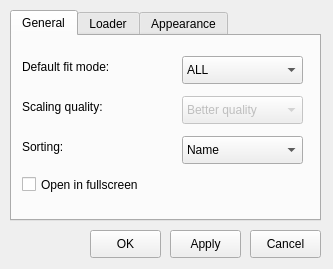
Before: the Qt Designer form settingsdialog.ui in do-i/thumbgrid, drawn with Qt 5.
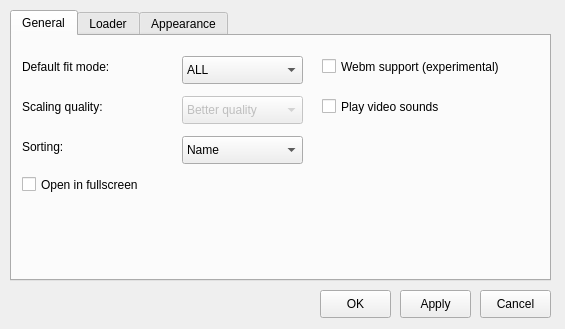
After: the same form once the commit is applied. The open tabs and pages were chosen to show the change. Custom widgets are drawn as their Qt base class.

Commit message: WEBM support.

What changed in the file:
```diff
--- a/settingsdialog.ui
+++ b/settingsdialog.ui
@@ -9,8 +9,8 @@
    <rect>
     <x>0</x>
     <y>0</y>
-    <width>333</width>
-    <height>269</height>
+    <width>565</width>
+    <height>329</height>
    </rect>
   </property>
   <property name="sizePolicy">
@@ -40,8 +40,8 @@
   <widget class="QPushButton" name="Cancel">
    <property name="geometry">
     <rect>
-     <x>250</x>
-     <y>230</y>
+     <x>480</x>
+     <y>290</y>
      <width>71</width>
      <height>28</height>
     </rect>
@@ -53,8 +53,8 @@
   <widget class="QPushButton" name="OK">
    <property name="geometry">
     <rect>
-     <x>90</x>
-     <y>230</y>
+     <x>320</x>
+     <y>290</y>
      <width>71</width>
      <height>28</height>
     </rect>
@@ -68,8 +68,8 @@
     <rect>
      <x>10</x>
      <y>10</y>
-     <width>311</width>
-     <height>211</height>
+     <width>541</width>
+     <height>271</height>
     </rect>
    </property>
    <property name="tabPosition">
@@ -221,6 +221,32 @@
       </property>
      </item>
     </widget>
+    <widget class="QCheckBox" name="playVideosCheckBox">
+     <property name="geometry">
+      <rect>
+       <x>310</x>
+       <y>20</y>
+       <width>211</width>
+       <height>21</height>
+      </rect>
+     </property>
+     <property name="text">
+      <string>Webm support (experimental)</string>
+     </property>
+    </widget>
+    <widget class="QCheckBox" name="playSoundsCheckBox">
+     <property name="geometry">
+      <rect>
+       <x>310</x>
+       <y>60</y>
+       <width>181</width>
+       <height>21</height>
+      </rect>
+     </property>
+     <property name="text">
+      <string>Play video sounds</string>
+     </property>
+    </widget>
    </widget>
    <widget class="QWidget" name="tab_2">
     <property name="enabled">
@@ -412,8 +438,8 @@
   <widget class="QPushButton" name="pushButton">
    <property name="geometry">
     <rect>
-     <x>170</x>
-     <y>230</y>
+     <x>400</x>
+     <y>290</y>
      <width>71</width>
      <height>28</height>
     </rect>
```
Left out of the diff: 2 changed lines with no effect on the pictures. The commit also changes 23 other files.
